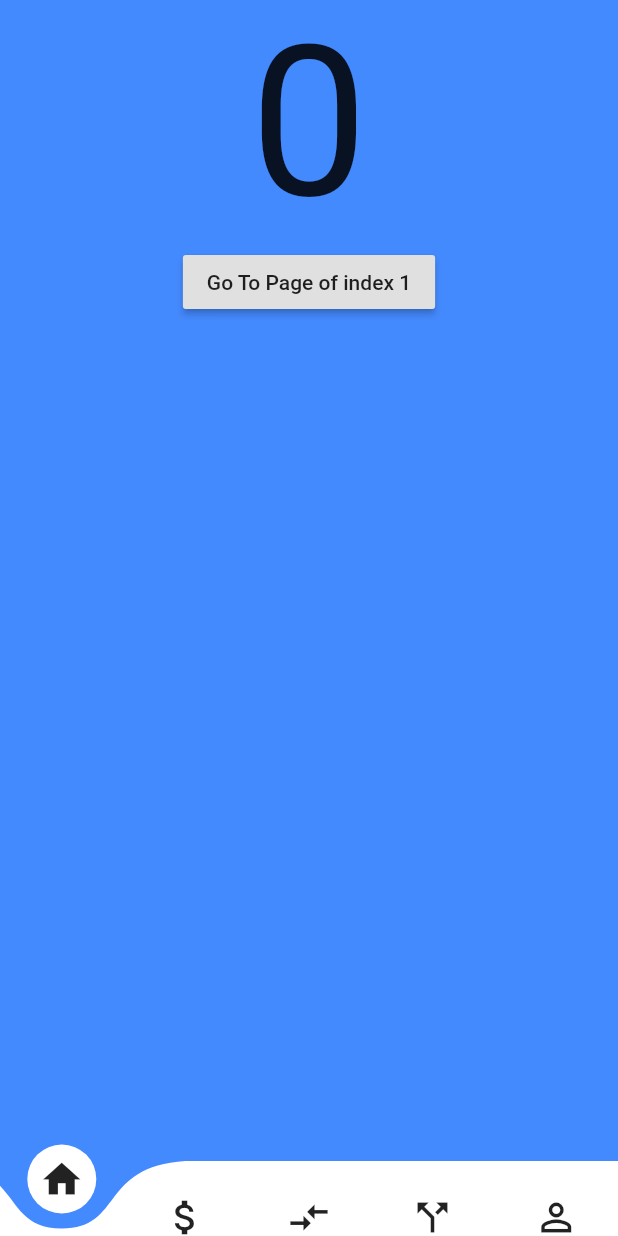
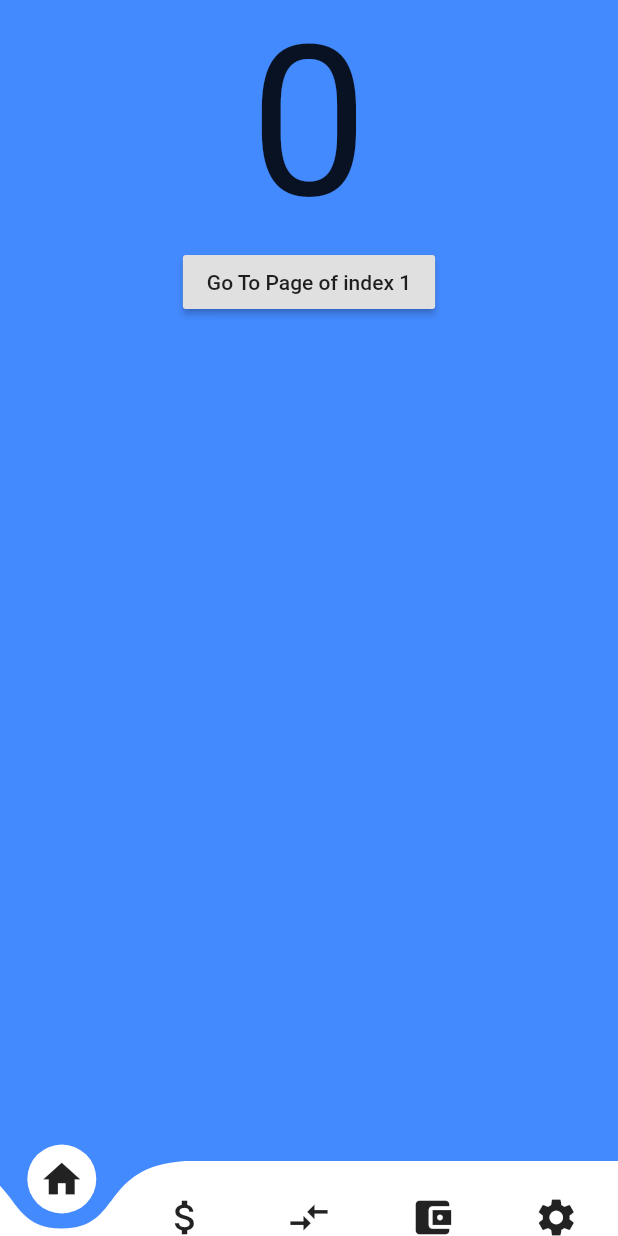
Before and after one commit to jkbngl/FFD, a Flutter app: the screen it shows after launch, on a phone screen of 412 x 824 dp. Run offline on Flutter 3.47's test engine with Material 2 defaults, Android fonts, the phone set to English and light mode, and no system bars; drawn by our look-alikes of curved_navigation_bar.

Commit message:
#21 #11 adjusted icons for new versions

```diff
--- a/flutter/ffd/lib/main.dart
+++ b/flutter/ffd/lib/main.dart
@@ -23,14 +23,14 @@ class _BottomNavBarState extends State<BottomNavBar> {
             Icon(Icons.home, size: 30),
             Icon(Icons.attach_money, size: 30),
             Icon(Icons.compare_arrows, size: 30),
-            Icon(Icons.call_split, size: 30),
-            Icon(Icons.perm_identity, size: 30),
+            Icon(Icons.account_balance_wallet, size: 30),
+            Icon(Icons.settings, size: 30),
           ],
           color: Colors.white,
           buttonBackgroundColor: Colors.white,
           backgroundColor: Colors.blueAccent,
           animationCurve: Curves.easeInOut,
-          animationDuration: Duration(milliseconds: 600),
+          animationDuration: Duration(milliseconds: 250),
           onTap: (index) {
             setState(() {
               _page = index;
```
